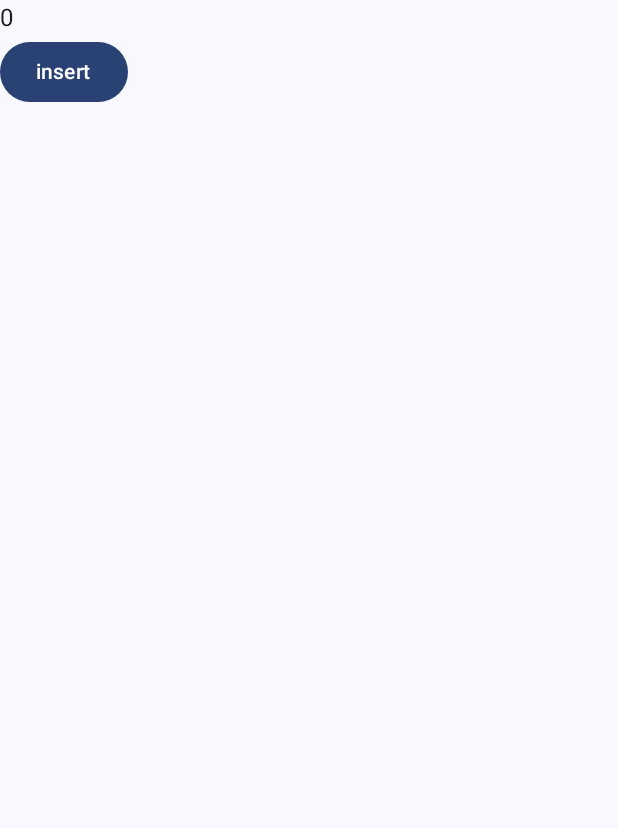
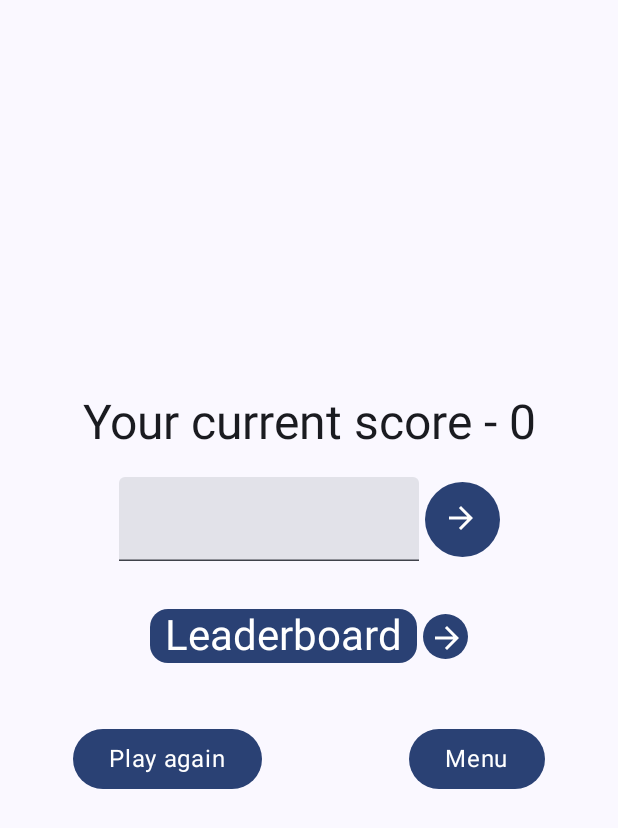
Before and after one commit to spartak0/WhacAMole, an Android app built with Jetpack Compose: the composable ScoreScreen called with empty values, on a phone screen of 412 x 824 dp. Shown: the top 828 px of the screen. Run offline under Robolectric (Android 15) with nearby library versions, the phone set to English and light mode, and no system bars; our stand-ins replace Dagger/Hilt's generated code.

Commit message:
[feature] add leaderboard

```diff
--- a/app/src/main/java/com/example/whacamole/data/database/dao/LeaderboardDao.kt
+++ b/app/src/main/java/com/example/whacamole/data/database/dao/LeaderboardDao.kt
@@ -9,8 +9,11 @@ import kotlinx.coroutines.flow.Flow
 @Dao
 interface LeaderboardDao {
 
-    @Query("SELECT * FROM leaderboard_table")
-    fun getTopFive(): Flow<List<LeaderboardEntity>>
+    @Query("SELECT * FROM leaderboard_table ORDER BY score DESC LIMIT 5")
+    fun getTopFiveLeaderboard(): Flow<List<LeaderboardEntity>>
+
+    @Query("SELECT * FROM leaderboard_table ORDER BY score DESC")
+    fun getAllLeaderboard(): Flow<List<LeaderboardEntity>>
 
     @Insert
     suspend fun addLeader(leader: LeaderboardEntity)
--- a/app/src/main/java/com/example/whacamole/data/repository/DatabaseRepositoryImpl.kt
+++ b/app/src/main/java/com/example/whacamole/data/repository/DatabaseRepositoryImpl.kt
@@ -12,8 +12,14 @@ class DatabaseRepositoryImpl(
     private val leaderboardMapper: LeaderboardMapper
 ) : DatabaseRepository {
 
-    override suspend fun fetchTopFiveLeaderboard(): Flow<List<LeaderboardData>> {
-        return dao.getTopFive().map { list ->
+    override suspend fun fetchTopTenLeaderboard(): Flow<List<LeaderboardData>> {
+        return dao.getTopFiveLeaderboard().map { list ->
+            list.map { leaderboardMapper.entityToDomain(it) }
+        }
+    }
+
+    override suspend fun fetchAllLeaderboard(): Flow<List<LeaderboardData>> {
+        return dao.getAllLeaderboard().map { list ->
             list.map { leaderboardMapper.entityToDomain(it) }
         }
     }
--- a/app/src/main/java/com/example/whacamole/domain/repository/DatabaseRepository.kt
+++ b/app/src/main/java/com/example/whacamole/domain/repository/DatabaseRepository.kt
@@ -4,7 +4,8 @@ import com.example.whacamole.domain.model.LeaderboardData
 import kotlinx.coroutines.flow.Flow
 
 interface DatabaseRepository {
-    suspend fun fetchTopFiveLeaderboard(): Flow<List<LeaderboardData>>
+    suspend fun fetchTopTenLeaderboard(): Flow<List<LeaderboardData>>
+    suspend fun fetchAllLeaderboard(): Flow<List<LeaderboardData>>
     suspend fun clearLeaderboard()
     suspend fun insertLeader(leaderboardData: LeaderboardData)
 }
--- a/app/src/main/java/com/example/whacamole/ui/game_screen/GamesScreenViewModel.kt
+++ b/app/src/main/java/com/example/whacamole/ui/game_screen/GameScreenViewModel.kt
@@ -3,6 +3,7 @@ package com.example.whacamole.ui.game_screen
 import android.util.Log
 import androidx.lifecycle.ViewModel
 import androidx.lifecycle.viewModelScope
+import dagger.hilt.android.lifecycle.HiltViewModel
 import kotlinx.coroutines.Dispatchers
 import kotlinx.coroutines.Job
 import kotlinx.coroutines.delay
@@ -12,7 +13,8 @@ import kotlinx.coroutines.launch
 import javax.inject.Inject
 import kotlin.random.Random
 
-class GamesScreenViewModel @Inject constructor() : ViewModel() {
+@HiltViewModel
+class GameScreenViewModel @Inject constructor() : ViewModel() {
     private val startGameJob: Job by lazy { startGame() }
     private val startTimeJob: Job by lazy { startTimer() }
 
--- a/app/src/main/java/com/example/whacamole/ui/navigation/Screen.kt
+++ b/app/src/main/java/com/example/whacamole/ui/navigation/Screen.kt
@@ -4,4 +4,5 @@ sealed class Screen(val route: String) {
     object StartScreen : Screen("start_screen")
     object GameScreen : Screen("game_screen")
     object ScoreScreen : Screen("score_screen")
+    object LeaderboardScreen : Screen("leaderboard_screen")
 }
--- a/app/src/main/java/com/example/whacamole/ui/score_screen/ScoreScreen.kt
+++ b/app/src/main/java/com/example/whacamole/ui/score_screen/ScoreScreen.kt
@@ -1,29 +1,114 @@
 package com.example.whacamole.ui.score_screen
 
-import androidx.compose.foundation.layout.Column
-import androidx.compose.foundation.layout.fillMaxSize
+import androidx.compose.animation.animateColorAsState
+import androidx.compose.foundation.layout.*
 import androidx.compose.foundation.lazy.LazyColumn
-import androidx.compose.material3.Button
-import androidx.compose.material3.Text
-import androidx.compose.runtime.Composable
-import androidx.compose.runtime.collectAsState
+import androidx.compose.material3.*
+import androidx.compose.runtime.*
+import androidx.compose.ui.Alignment
 import androidx.compose.ui.Modifier
+import androidx.compose.ui.res.stringResource
+import androidx.compose.ui.unit.dp
+import androidx.compose.ui.unit.sp
 import androidx.hilt.navigation.compose.hiltViewModel
+import com.example.whacamole.R
 import com.example.whacamole.domain.model.LeaderboardData
+import com.example.whacamole.ui.view.CircleBtn
 
+@OptIn(ExperimentalMaterial3Api::class)
 @Composable
-fun ScoreScreen(viewModel: ScoreViewModel = hiltViewModel(), score: Int) {
+fun ScoreScreen(
+    viewModel: ScoreViewModel = hiltViewModel(),
+    score: Int,
+    navigateToGame: () -> Unit,
+    navigateToMenu: () -> Unit,
+    navigateToLeaderboard: () -> Unit,
+) {
     val leaderboard = viewModel.leaderboard.collectAsState()
-    viewModel.fetchTopFiveLeaderboard()
-    Column(modifier = Modifier.fillMaxSize()) {
-        Text(text = score.toString())
-        Button(onClick = { viewModel.insertLeader(LeaderboardData(0, "spartak", score)) }) {
-            Text(text = "insert")
-        }
-        LazyColumn {
-            items(leaderboard.value.size) {
-                Text(text = "${leaderboard.value[it].name} - ${leaderboard.value[it].score}")
+    var tfValue by remember { mutableStateOf("") }
+    val maxSizeName = 16
+    val enabled = viewModel.enabled.collectAsState()
+    val sendBtnColor = animateColorAsState(
+        targetValue = if (enabled.value) MaterialTheme.colorScheme.primary else MaterialTheme.colorScheme.primary.copy(
+            alpha = 0.3f
+        )
+    )
+    Box(modifier = Modifier.fillMaxSize(), contentAlignment = Alignment.Center) {
+        Column(
+            modifier = Modifier.fillMaxWidth(),
+            horizontalAlignment = Alignment.CenterHorizontally
+        ) {
+            Text(
+                text = "Your current score - $score",
+                style = MaterialTheme.typography.headlineLarge
+            )
+            Spacer(modifier = Modifier.height(16.dp))
+            Row(verticalAlignment = Alignment.CenterVertically) {
+                TextField(
+                    value = tfValue,
+                    onValueChange = { if (it.length < maxSizeName) tfValue = it },
+                    modifier = Modifier.width(200.dp),
+                    enabled = enabled.value,
+                    singleLine = true,
+                    textStyle = MaterialTheme.typography.bodyLarge
+                )
+                Spacer(modifier = Modifier.width(4.dp))
+                CircleBtn(modifier = Modifier.size(50.dp), background = sendBtnColor.value) {
+                    if (tfValue.isNotEmpty()) {
+                        viewModel.insertLeader(
+                            LeaderboardData(
+                                0,
+                                tfValue,
+                                score
+                            )
+                        )
+                        tfValue = ""
+                        viewModel.changeEnabled(false)
+                    }
+                }
+            }
+            Spacer(modifier = Modifier.height(32.dp))
+            Row(verticalAlignment = Alignment.CenterVertically) {
+                Card(colors = CardDefaults.cardColors(containerColor = MaterialTheme.colorScheme.primary)) {
+                    Text(
+                        text = stringResource(R.string.leaderboard),
+                        style = MaterialTheme.typography.headlineMedium,
+                        modifier = Modifier.padding(horizontal = 10.dp)
+                    )
+                }
+                Spacer(modifier = Modifier.width(4.dp))
+                CircleBtn(modifier = Modifier.size(30.dp)) {
+                    navigateToLeaderboard()
+                }
+            }
+
+            Spacer(modifier = Modifier.height(8.dp))
+            LazyColumn {
+                items(leaderboard.value.size) {
+                    Text(
+                        text = "${leaderboard.value[it].name} - ${leaderboard.value[it].score}",
+                        style = MaterialTheme.typography.headlineMedium.copy(fontSize = 24.sp)
+                    )
+                }
+            }
+            Spacer(modifier = Modifier.height(32.dp))
+            Row(
+                horizontalArrangement = Arrangement.SpaceAround,
+                verticalAlignment = Alignment.CenterVertically,
+                modifier = Modifier
+                    .fillMaxWidth()
+                    .padding(bottom = 32.dp)
+            ) {
+                Button(onClick = { navigateToGame() }) {
+                    Text(text = stringResource(R.string.play_again), style = MaterialTheme.typography.bodyLarge)
+                }
+                Button(onClick = { navigateToMenu() }) {
+                    Text(text = stringResource(R.string.menu), style = MaterialTheme.typography.bodyLarge)
+                }
+
             }
         }
+
     }
+
 }
--- a/app/src/main/java/com/example/whacamole/ui/score_screen/ScoreViewModel.kt
+++ b/app/src/main/java/com/example/whacamole/ui/score_screen/ScoreViewModel.kt
@@ -18,8 +18,19 @@ class ScoreViewModel @Inject constructor(
     private val _leaderboard = MutableStateFlow(listOf<LeaderboardData>())
     val leaderboard = _leaderboard.asStateFlow()
 
+    private val _enabled = MutableStateFlow(true)
+    val enabled = _enabled.asStateFlow()
+
+    init {
+        fetchTopFiveLeaderboard()
+    }
+
+    fun changeEnabled(value: Boolean) = viewModelScope.launch {
+        _enabled.value = value
+    }
+
     fun fetchTopFiveLeaderboard() = viewModelScope.launch(Dispatchers.IO) {
-        databaseRepository.fetchTopFiveLeaderboard().collect {
+        databaseRepository.fetchTopTenLeaderboard().collect {
             _leaderboard.value = it
         }
     }
--- /dev/null
+++ b/app/src/main/java/com/example/whacamole/ui/view/CircleBtn.kt
@@ -0,0 +1,40 @@
+package com.example.whacamole.ui.view
+
+import androidx.compose.foundation.background
+import androidx.compose.foundation.layout.Box
+import androidx.compose.foundation.shape.CircleShape
+import androidx.compose.material3.Icon
+import androidx.compose.material3.IconButton
+import androidx.compose.material3.MaterialTheme
+import androidx.compose.runtime.Composable
+import androidx.compose.ui.Modifier
+import androidx.compose.ui.draw.clip
+import androidx.compose.ui.graphics.Color
+import androidx.compose.ui.res.painterResource
+import com.example.whacamole.R
+
+@Composable
+fun CircleBtn(
+    modifier: Modifier,
+    background: Color = MaterialTheme.colorScheme.primary,
+    iconId: Int = R.drawable.baseline_arrow_forward_24,
+    onClick: () -> Unit
+) {
+    Box(
+        modifier = modifier
+            .clip(CircleShape)
+            .background(
+                background
+            )
+    ) {
+        IconButton(onClick = {
+            onClick()
+        }) {
+            Icon(
+                painter = painterResource(id = iconId),
+                tint = MaterialTheme.colorScheme.onPrimary,
+                contentDescription = null
+            )
+        }
+    }
+}
--- /dev/null
+++ b/app/src/main/res/drawable/baseline_arrow_forward_24.xml
@@ -0,0 +1,5 @@
+<vector android:autoMirrored="true" android:height="24dp"
+    android:tint="#000000" android:viewportHeight="24"
+    android:viewportWidth="24" android:width="24dp" xmlns:android="http://schemas.android.com/apk/res/android">
+    <path android:fillColor="@android:color/white" android:pathData="M12,4l-1.41,1.41L16.17,11H4v2h12.17l-5.58,5.59L12,20l8,-8z"/>
+</vector>
--- a/app/src/main/res/values/strings.xml
+++ b/app/src/main/res/values/strings.xml
@@ -1,3 +1,7 @@
 <resources>
     <string name="app_name">WhacAMole</string>
+    <string name="play_again">Play again</string>
+    <string name="menu">Menu</string>
+    <string name="leaderboard">Leaderboard</string>
+    <string name="clear_leaderboard">Clear leaderboard</string>
 </resources>
```
Also changed, not shown: app/src/main/java/com/example/whacamole/ui/game_screen/GameScreen.kt (+7 -19 lines), app/src/main/java/com/example/whacamole/ui/leaderboard_screen/LeaderboardScreen.kt (added, +77 -0 lines), app/src/main/java/com/example/whacamole/ui/leaderboard_screen/LeaderboardViewModel.kt (added, +33 -0 lines), app/src/main/java/com/example/whacamole/ui/navigation/MyNavHost.kt (+28 -3 lines).
